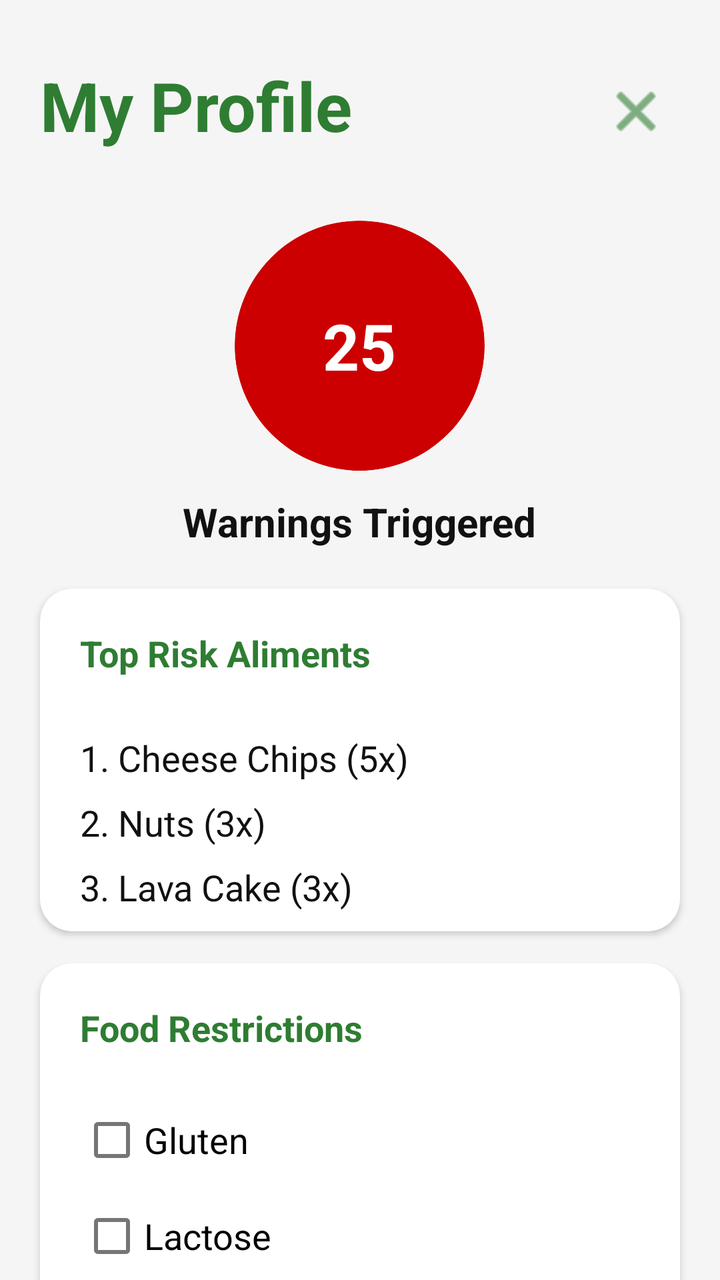
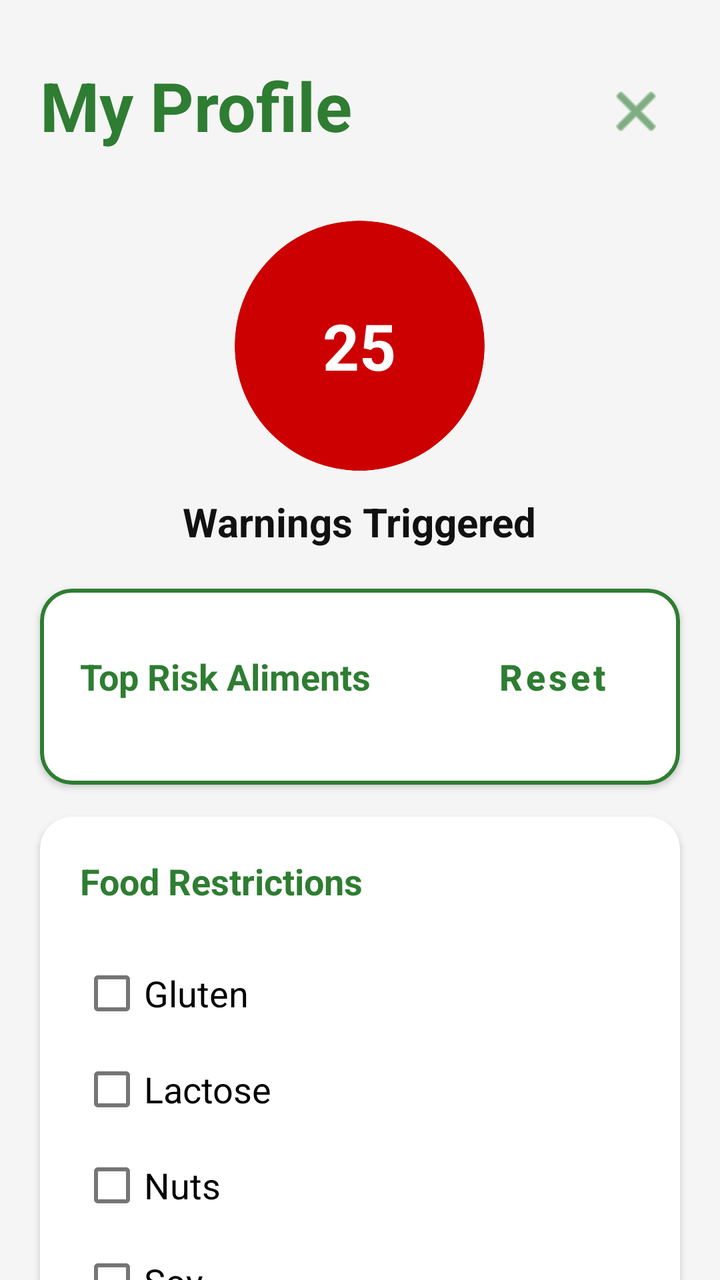

Compare the two renders of this Android layout. The source of the first and the diff that turns it into the second are given below.
<!-- AndroidManifest.xml: application theme Theme.SafelystApp -->
<!-- res/layout/user_profile.xml -->
<androidx.coordinatorlayout.widget.CoordinatorLayout xmlns:android="http://schemas.android.com/apk/res/android"    xmlns:app="http://schemas.android.com/apk/res-auto"
    android:layout_width="match_parent"
    android:layout_height="match_parent"
    android:background="#F5F5F5">

    <androidx.core.widget.NestedScrollView
        android:layout_width="match_parent"
        android:layout_height="wrap_content">

        <LinearLayout
            android:layout_width="match_parent"
            android:layout_height="wrap_content"
            android:orientation="vertical">

            <RelativeLayout
                android:layout_width="match_parent"
                android:layout_height="wrap_content"
                android:paddingTop="30dp"
                android:paddingBottom="20dp"
                android:paddingHorizontal="20dp">

                <TextView
                    android:id="@+id/profileTitleTextView"
                    android:layout_width="wrap_content"
                    android:layout_height="wrap_content"
                    android:text="My Profile"
                    android:textColor="#2E7D32"
                    android:textStyle="bold"
                    android:textSize="34sp"/>

                <ImageButton
                    android:id="@+id/profileCloseButton"
                    android:layout_width="44dp"
                    android:layout_height="44dp"
                    android:layout_alignParentEnd="true"
                    android:paddingTop="7dp"
                    android:src="@android:drawable/ic_menu_close_clear_cancel"
                    android:background="?attr/selectableItemBackgroundBorderless"
                    app:tint="#2E7D32"/>

            </RelativeLayout>


            <LinearLayout
                android:layout_width="match_parent"
                android:layout_height="wrap_content"
                android:gravity="center"
                android:orientation="vertical"
                android:paddingBottom="20dp"
                android:paddingTop="15dp">

                <androidx.cardview.widget.CardView
                    android:layout_width="125dp"
                    android:layout_height="125dp"
                    app:cardCornerRadius="62.5dp"
                    app:cardElevation="0dp"
                    android:backgroundTint="@android:color/holo_red_dark">

                    <TextView
                        android:id="@+id/warningCountTextView"
                        android:layout_width="match_parent"
                        android:layout_height="match_parent"
                        android:gravity="center"
                        android:text="25"
                        android:textColor="#FFFFFF"
                        android:textSize="32sp"
                        android:textStyle="bold" />
                </androidx.cardview.widget.CardView>

                <TextView
                    android:layout_width="wrap_content"
                    android:layout_height="wrap_content"
                    android:layout_marginTop="12dp"
                    android:text="Warnings Triggered"
                    android:textColor="#111111"
                    android:textSize="20sp"
                    android:textStyle="bold" />

            </LinearLayout>

            <androidx.cardview.widget.CardView
                android:layout_width="match_parent"
                android:layout_height="wrap_content"
                android:layout_marginHorizontal="20dp"
                android:layout_marginBottom="16dp"
                app:cardCornerRadius="16dp"
                app:cardElevation="2dp">

                <LinearLayout
                    android:layout_width="match_parent"
                    android:layout_height="wrap_content"
                    android:orientation="vertical">

                    <LinearLayout
                        android:layout_width="match_parent"
                        android:layout_height="wrap_content"
                        android:gravity="center_vertical"
                        android:padding="20dp">

                        <TextView
                            android:layout_width="0dp"
                            android:layout_height="wrap_content"
                            android:layout_weight="1"
                            android:text="Top Risk Aliments"
                            android:textColor="#2E7D32"
                            android:textSize="18dp"
                            android:textStyle="bold"/>

                    </LinearLayout>

                    <LinearLayout
                        android:layout_width="match_parent"
                        android:layout_height="wrap_content"
                        android:orientation="vertical"
                        android:paddingHorizontal="20dp"
                        android:paddingBottom="10dp">

                        <TextView
                            android:layout_width="match_parent"
                            android:layout_height="wrap_content"
                            android:layout_marginTop="8dp"
                            android:text="1. Cheese Chips (5x)"
                            android:textColor="#111111"
                            android:textSize="18sp" />

                        <TextView
                            android:layout_width="match_parent"
                            android:layout_height="wrap_content"
                            android:layout_marginTop="8dp"
                            android:text="2. Nuts (3x)"
                            android:textColor="#111111"
                            android:textSize="18sp" />

                        <TextView
                            android:layout_width="match_parent"
                            android:layout_height="wrap_content"
                            android:layout_marginTop="8dp"
                            android:text="3. Lava Cake (3x)"
                            android:textColor="#111111"
                            android:textSize="18sp" />

                    </LinearLayout>
                </LinearLayout>
            </androidx.cardview.widget.CardView>

            <androidx.cardview.widget.CardView
                android:layout_width="match_parent"
                android:layout_height="wrap_content"
                android:layout_marginHorizontal="20dp"
                android:layout_marginBottom="16dp"
                app:cardCornerRadius="16dp"
                app:cardElevation="2dp">

                <LinearLayout
                    android:layout_width="match_parent"
                    android:layout_height="wrap_content"
                    android:orientation="vertical">

                    <LinearLayout
                        android:layout_width="match_parent"
                        android:layout_height="wrap_content"
                        android:gravity="center_vertical"
                        android:padding="20dp">
                        
                        <TextView
                            android:layout_width="0dp"
                            android:layout_height="wrap_content"
                            android:layout_weight="1"
                            android:text="Food Restrictions"
                            android:textColor="#2E7D32"
                            android:textSize="18dp"
                            android:textStyle="bold"/>

                    </LinearLayout>

                    <LinearLayout
                        android:layout_width="match_parent"
                        android:layout_height="wrap_content"
                        android:orientation="vertical"
                        android:paddingHorizontal="20dp"
                        android:paddingBottom="20dp">

                        <CheckBox
                            android:id="@+id/glutenCheckbox"
                            android:layout_width="match_parent"
                            android:layout_height="wrap_content"
                            android:textSize="18sp"
                            android:text="Gluten" />

                        <CheckBox
                            android:id="@+id/lactoseCheckbox"
                            android:layout_width="match_parent"
                            android:layout_height="wrap_content"
                            android:textSize="18sp"
                            android:text="Lactose" />

                        <CheckBox
                            android:id="@+id/nutsCheckbox"
                            android:layout_width="match_parent"
                            android:layout_height="wrap_content"
                            android:textSize="18sp"
                            android:text="Nuts" />

                        <CheckBox
                            android:id="@+id/soyCheckbox"
                            android:layout_width="match_parent"
                            android:layout_height="wrap_content"
                            android:textSize="18sp"
                            android:text="Soy" />

                        <CheckBox
                            android:id="@+id/eggsCheckbox"
                            android:layout_width="match_parent"
                            android:layout_height="wrap_content"
                            android:textSize="18sp"
                            android:text="Eggs" />

                        <CheckBox
                            android:id="@+id/fishCheckbox"
                            android:layout_width="match_parent"
                            android:layout_height="wrap_content"
                            android:textSize="18sp"
                            android:text="Fish" />

                    </LinearLayout>
                </LinearLayout>
            </androidx.cardview.widget.CardView>


            <androidx.cardview.widget.CardView
                android:layout_width="match_parent"
                android:layout_height="wrap_content"
                android:layout_marginHorizontal="20dp"
                android:layout_marginBottom="16dp"
                app:cardCornerRadius="16dp"
                app:cardElevation="2dp">

                <LinearLayout
                    android:layout_width="match_parent"
                    android:layout_height="wrap_content"
                    android:orientation="vertical">

                    <LinearLayout
                        android:layout_width="match_parent"
                        android:layout_height="wrap_content"
                        android:gravity="center_vertical"
                        android:padding="20dp">

                        <TextView
                            android:layout_width="0dp"
                            android:layout_height="wrap_content"
                            android:layout_weight="1"
                            android:text="Medical Conditions"
                            android:textColor="#2E7D32"
                            android:textSize="18dp"
                            android:textStyle="bold"/>

                    </LinearLayout>

                    <LinearLayout
                        android:layout_width="match_parent"
                        android:layout_height="wrap_content"
                        android:orientation="vertical"
                        android:paddingHorizontal="20dp"
                        android:paddingBottom="20dp">

                        <CheckBox
                            android:id="@+id/diabetesCheckbox"
                            android:layout_width="match_parent"
                            android:layout_height="wrap_content"
                            android:textSize="18sp"
                            android:text="Diabetes" />

                        <CheckBox
                            android:id="@+id/hypertensionCheckbox"
                            android:layout_width="match_parent"
                            android:layout_height="wrap_content"
                            android:textSize="18sp"
                            android:text="Hypertension" />

                        <CheckBox
                            android:id="@+id/cholesterolCheckbox"
                            android:layout_width="match_parent"
                            android:layout_height="wrap_content"
                            android:textSize="18sp"
                            android:text="Cholesterol" />

                        <CheckBox
                            android:id="@+id/celiacCheckbox"
                            android:layout_width="match_parent"
                            android:layout_height="wrap_content"
                            android:textSize="18sp"
                            android:text="Celiac" />

                    </LinearLayout>
                </LinearLayout>
            </androidx.cardview.widget.CardView>


            <Button
                android:id="@+id/saveButton"
                android:layout_width="match_parent"
                android:layout_height="wrap_content"
                android:layout_marginHorizontal="20dp"
                android:text="Save"
                android:textSize="18sp"
                android:backgroundTint="#2E7D32" />
        </LinearLayout>
    </androidx.core.widget.NestedScrollView>
</androidx.coordinatorlayout.widget.CoordinatorLayout>
<!-- resources referenced by this layout -->
<resources>
  <style name="Theme.SafelystApp" parent="Theme.MaterialComponents.DayNight.DarkActionBar">
          
          <item name="colorPrimary">@color/purple_500</item>
          <item name="colorPrimaryVariant">@color/purple_700</item>
          <item name="colorOnPrimary">@color/white</item>
          
          <item name="colorSecondary">@color/teal_200</item>
          <item name="colorSecondaryVariant">@color/teal_700</item>
          <item name="colorOnSecondary">@color/black</item>
          
          <item name="android:statusBarColor">?attr/colorPrimaryVariant</item>
          
      </style>
  <color name="purple_500">#FF6200EE</color>
  <color name="purple_700">#FF3700B3</color>
  <color name="white">#FFFFFFFF</color>
  <color name="teal_200">#FF03DAC5</color>
  <color name="teal_700">#FF018786</color>
  <color name="black">#FF000000</color>
</resources>

<!-- the commit's change to res/layout/user_profile.xml (unified diff, before → after) -->
@@ -36,7 +36,7 @@
                     android:paddingTop="7dp"
                     android:src="@android:drawable/ic_menu_close_clear_cancel"
                     android:background="?attr/selectableItemBackgroundBorderless"
-                    app:tint="#2E7D32"/>
+                    app:tint="#2E7D32" />
 
             </RelativeLayout>
 
@@ -78,13 +78,16 @@
 
             </LinearLayout>
 
-            <androidx.cardview.widget.CardView
+            <com.google.android.material.card.MaterialCardView
                 android:layout_width="match_parent"
                 android:layout_height="wrap_content"
                 android:layout_marginHorizontal="20dp"
                 android:layout_marginBottom="16dp"
                 app:cardCornerRadius="16dp"
-                app:cardElevation="2dp">
+                app:cardElevation="2dp"
+                app:strokeColor="#2E7D32"
+                app:strokeWidth="2dp"
+                app:cardBackgroundColor="#FFFFFF">
 
                 <LinearLayout
                     android:layout_width="match_parent"
@@ -95,6 +98,7 @@
                         android:layout_width="match_parent"
                         android:layout_height="wrap_content"
                         android:gravity="center_vertical"
+                        android:orientation="horizontal"
                         android:padding="20dp">
 
                         <TextView
@@ -106,6 +110,17 @@
                             android:textSize="18dp"
                             android:textStyle="bold"/>
 
+                        <Button
+                            android:id="@+id/resetWarningsButton"
+                            android:layout_width="wrap_content"
+                            android:layout_height="wrap_content"
+                            android:text="Reset"
+                            android:textAllCaps="false"
+                            android:textStyle="bold"
+                            android:textSize="18sp"
+                            android:textColor="#2E7D32"
+                            android:background="?attr/selectableItemBackgroundBorderless" />
+
                     </LinearLayout>
 
                     <LinearLayout
@@ -115,33 +130,40 @@
                         android:paddingHorizontal="20dp"
                         android:paddingBottom="10dp">
 
+                        <androidx.recyclerview.widget.RecyclerView
+                            android:id="@+id/recyclerViewItems"
+                            android:layout_width="match_parent"
+                            android:layout_height="wrap_content"
+                            android:nestedScrollingEnabled="false" />
+
+                    </LinearLayout>
+
+                    <LinearLayout
+                        android:id="@+id/emptyRiskProductLayout"
+                        android:layout_width="match_parent"
+                        android:layout_height="wrap_content"
+                        android:gravity="center"
+                        android:orientation="vertical"
+                        android:visibility="gone">
+
+                        <ImageView
+                            android:layout_width="80dp"
+                            android:layout_height="80dp"
+                            android:layout_marginBottom="10dp"
+                            android:src="@drawable/ic_info_no_risk_product"/>
+
                         <TextView
-                            android:layout_width="match_parent"
-                            android:layout_height="wrap_content"
-                            android:layout_marginTop="8dp"
-                            android:text="1. Cheese Chips (5x)"
+                            android:layout_width="wrap_content"
+                            android:layout_height="wrap_content"
+                            android:text="No risk products to be blamed!"
+                            android:textAlignment="center"
                             android:textColor="#111111"
-                            android:textSize="18sp" />
-
-                        <TextView
-                            android:layout_width="match_parent"
-                            android:layout_height="wrap_content"
-                            android:layout_marginTop="8dp"
-                            android:text="2. Nuts (3x)"
-                            android:textColor="#111111"
-                            android:textSize="18sp" />
-
-                        <TextView
-                            android:layout_width="match_parent"
-                            android:layout_height="wrap_content"
-                            android:layout_marginTop="8dp"
-                            android:text="3. Lava Cake (3x)"
-                            android:textColor="#111111"
-                            android:textSize="18sp" />
-
-                    </LinearLayout>
+                            android:textSize="18sp"
+                            android:paddingBottom="20dp"/>
+                    </LinearLayout>
+
                 </LinearLayout>
-            </androidx.cardview.widget.CardView>
+            </com.google.android.material.card.MaterialCardView>
 
             <androidx.cardview.widget.CardView
                 android:layout_width="match_parent"
@@ -304,7 +326,8 @@
                 android:layout_marginHorizontal="20dp"
                 android:text="Save"
                 android:textSize="18sp"
-                android:backgroundTint="#2E7D32" />
+                android:backgroundTint="#2E7D32"
+                android:layout_marginBottom="15dp"/>
         </LinearLayout>
     </androidx.core.widget.NestedScrollView>
 </androidx.coordinatorlayout.widget.CoordinatorLayout>
<!-- resource entries referenced after the edit -->
@@ -1,5 +1,11 @@
 <!-- resources referenced by this layout -->
 <resources>
+  <!-- drawable ic_info_no_risk_product (drawable) -->
+  <vector android:height="24dp" android:tint="#2E7D32"
+      android:viewportHeight="24" android:viewportWidth="24"
+      android:width="24dp" xmlns:android="http://schemas.android.com/apk/res/android">
+      <path android:fillColor="@android:color/white" android:pathData="M12,2C6.48,2 2,6.48 2,12s4.48,10 10,10 10,-4.48 10,-10S17.52,2 12,2zM13,17h-2v-6h2v6zM13,9h-2L11,7h2v2z"/>
+  </vector>
   <style name="Theme.SafelystApp" parent="Theme.MaterialComponents.DayNight.DarkActionBar">
           
           <item name="colorPrimary">@color/purple_500</item>
